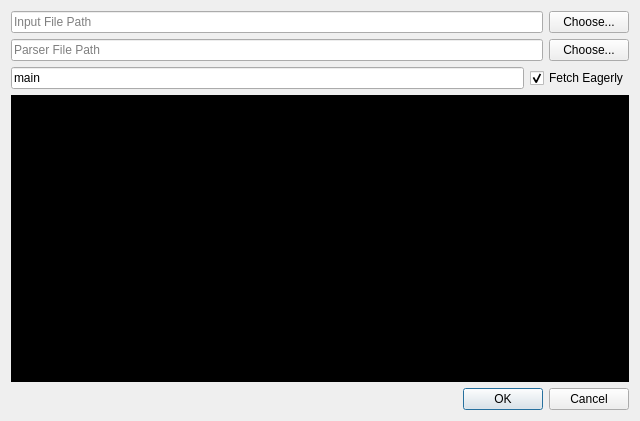
The window that tools/ylliab/newtab.ui (8051Enthusiast/yabo) describes before a commit, drawn with Qt 5.
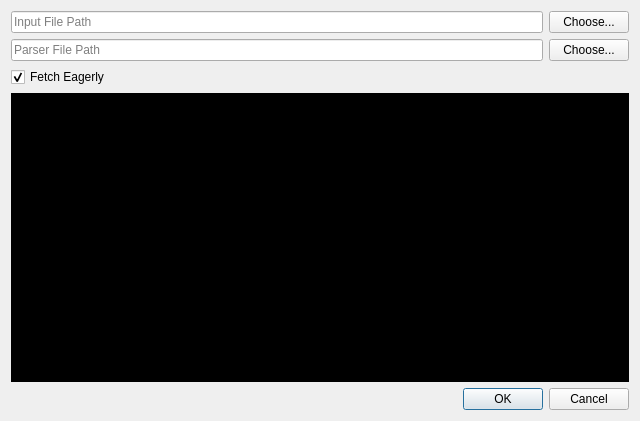
The same window after the commit. Custom widgets are drawn as their Qt base class.

The edit to the form file:
```diff
--- a/tools/ylliab/newtab.ui
+++ b/tools/ylliab/newtab.ui
@@ -52,16 +52,6 @@
    </item>
    <item>
     <layout class="QHBoxLayout" name="horizontalLayout_2">
-     <item>
-      <widget class="QLineEdit" name="parserNameEdit">
-       <property name="text">
-        <string>main</string>
-       </property>
-       <property name="placeholderText">
-        <string>Parser Name</string>
-       </property>
-      </widget>
-     </item>
      <item>
       <widget class="QCheckBox" name="fetchEager">
        <property name="text">
```
